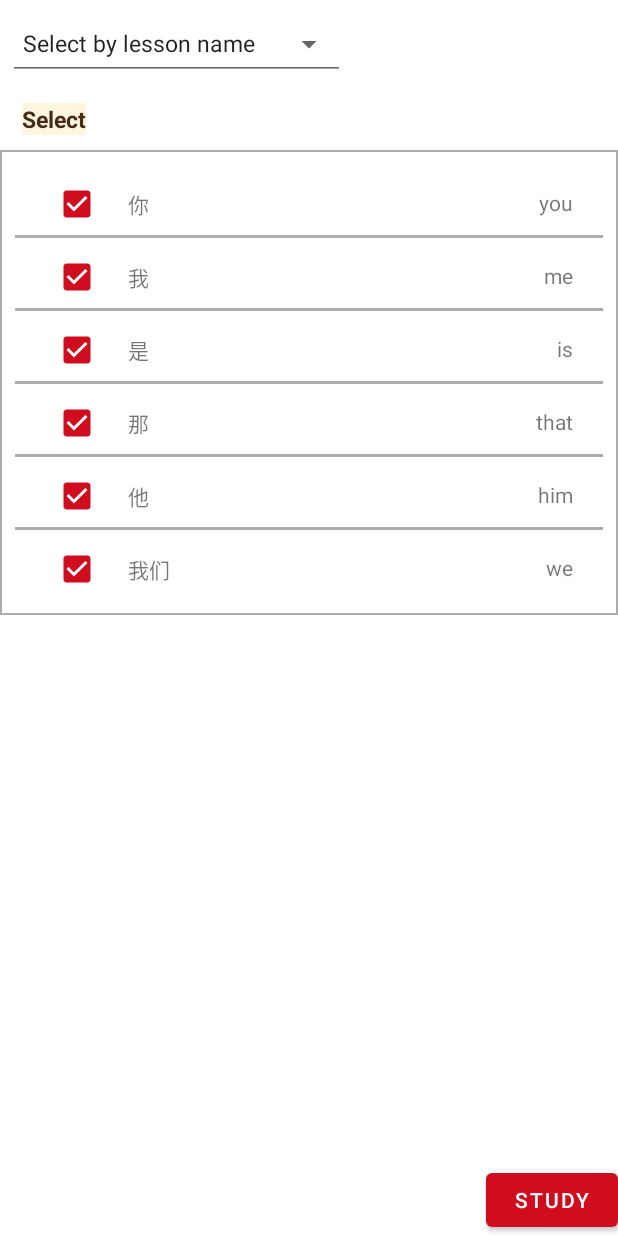
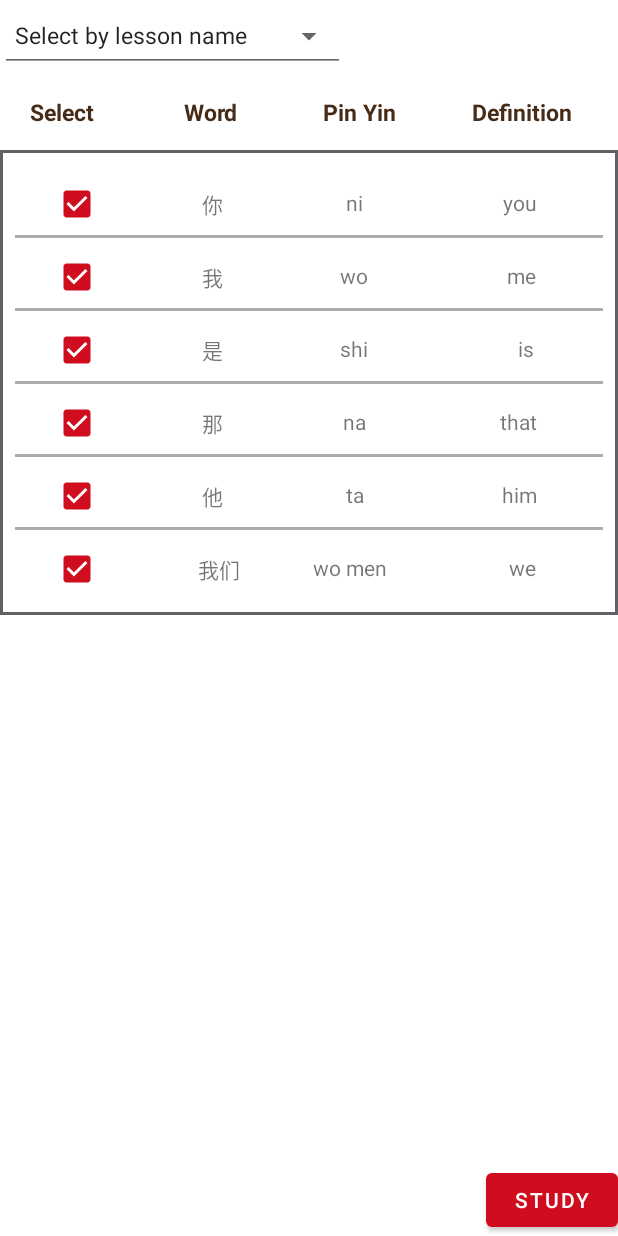
Before and after one commit to MarcusYim/FunFunApp, an Android app: the WordChecklist screen opened directly, with no data from a screen before it, on a phone screen of 412 x 824 dp. Run offline under Robolectric (Android 15) with nearby library versions, the phone set to English and light mode, and no system bars.

Commit message:
Added pinyin label

```diff
--- a/app/src/main/java/com/marcus/funfunapp/VarHolder.java
+++ b/app/src/main/java/com/marcus/funfunapp/VarHolder.java
@@ -6,6 +6,7 @@ public class VarHolder
 {
     final String[] words = new String[] {"你", "我", "是", "那", "他", "我们"};
     final String[] defs = new String[] {"you", "me", "is", "that", "him", "we"};
+    final String[] pins = new String[] {"ni", "wo", "shi", "na", "ta", "wo men"};
 
     public String[] getWords()
     {
@@ -16,4 +17,9 @@ public class VarHolder
     {
         return defs;
     }
+
+    public String[] getPins()
+    {
+        return pins;
+    }
 }
--- a/app/src/main/java/com/marcus/funfunapp/WordChecklist.java
+++ b/app/src/main/java/com/marcus/funfunapp/WordChecklist.java
@@ -20,8 +20,7 @@ import java.util.Arrays;
 public class WordChecklist extends AppCompatActivity
 {
     ListView simpleListView;
-    String[] wordArr;
-    String[] defArr;
+    String[] wordArr, defArr, pinArr;
 
     WordsAdapter wordsAdapter;
 
@@ -31,6 +30,7 @@ public class WordChecklist extends AppCompatActivity
     //defining elements to be displayed
     ArrayList<String> wordList = new ArrayList<String>();
     ArrayList<String> defList = new ArrayList<String>();
+    ArrayList<String> pinList = new ArrayList<String>();
 
     protected void onCreate(Bundle savedInstanceState)
     {
@@ -39,9 +39,6 @@ public class WordChecklist extends AppCompatActivity
 
         initCustomView();
         initDropdownMenu();
-
-        TextView textView = findViewById(R.id.checklist_select);
-        textView.setBackgroundColor(getResources().getColor(R.color.text_back));
     }
 
     private void initCustomView()
@@ -49,16 +46,18 @@ public class WordChecklist extends AppCompatActivity
         VarHolder var = new VarHolder();
         wordArr = var.getWords();
         defArr = var.getDefs();
+        pinArr = var.getPins();
 
         //change this
         wordList.addAll(Arrays.asList(wordArr));
         defList.addAll(Arrays.asList(defArr));
+        pinList.addAll(Arrays.asList(pinArr));
 
         //identify page to display on
         simpleList = (ListView) findViewById(R.id.simpleListView);
 
         //create and set custom adapter
-        wordsAdapter = new WordsAdapter(this, R.layout.item_view, wordList, defList);
+        wordsAdapter = new WordsAdapter(this, R.layout.item_view, wordList, defList, pinList);
         simpleList.setAdapter(wordsAdapter);
 
         studyButton = findViewById(R.id.study_button);
--- a/app/src/main/java/com/marcus/funfunapp/WordsAdapter.java
+++ b/app/src/main/java/com/marcus/funfunapp/WordsAdapter.java
@@ -1,33 +1,31 @@
 package com.marcus.funfunapp;
 
-import android.content.ClipData;
 import android.content.Context;
-import android.util.Log;
 import android.view.LayoutInflater;
 import android.view.View;
 import android.view.ViewGroup;
 import android.widget.ArrayAdapter;
 import android.widget.CheckBox;
 import android.widget.CompoundButton;
-import android.widget.ImageView;
 import android.widget.TextView;
 
 import java.util.ArrayList;
-import java.util.HashMap;
 import java.util.List;
 
 public class WordsAdapter extends ArrayAdapter<String>
 {
     List<String> wordList = new ArrayList<>();
     List<String> defList = new ArrayList<>();
+    List<String> pinList = new ArrayList<>();
     boolean[] checkedHolder;
 
-    public WordsAdapter(Context context, int textViewResourceId, List<String> wordObjects, List<String> defObjects)
+    public WordsAdapter(Context context, int textViewResourceId, List<String> wordObjects, List<String> defObjects, List<String> pinObjects)
     {
         super(context, textViewResourceId, wordObjects);
 
         wordList = wordObjects;
         defList = defObjects;
+        pinList = pinObjects;
 
         createCheckedHolder();
     }
@@ -52,6 +50,9 @@ public class WordsAdapter extends ArrayAdapter<String>
 
         TextView defView = (TextView) v.findViewById(R.id.defView);
         defView.setText(defList.get(position));
+
+        TextView pinView = (TextView) v.findViewById(R.id.pinView);
+        pinView.setText(pinList.get(position));
 
         CheckBox checkBox = (CheckBox) v.findViewById(R.id.checkBox);
         checkBox.setChecked(checkedHolder[position]);
--- a/app/src/main/res/drawable/border.xml
+++ b/app/src/main/res/drawable/border.xml
@@ -1,6 +1,6 @@
 <?xml version="1.0" encoding="utf-8"?>
 <shape xmlns:android="http://schemas.android.com/apk/res/android" android:shape="rectangle" >
     <solid android:color="@android:color/white" />
-    <stroke android:width="1dip" android:color="@color/grey_dark"/>
+    <stroke android:width="2dp" android:color="@color/text_grey"/>
     <padding android:bottom="10dp" android:left="10dp" android:right="10dp" android:top="10dp"/>
 </shape>
--- a/app/src/main/res/layout/item_view.xml
+++ b/app/src/main/res/layout/item_view.xml
@@ -8,27 +8,39 @@
     android:orientation="vertical">
 
     <TextView
-        android:id="@+id/wordView"
-        android:layout_width="0dp"
+        android:id="@+id/pinView"
+        android:layout_width="wrap_content"
         android:layout_height="31dp"
         android:layout_gravity="center"
-        android:layout_marginStart="10dp"
         android:layout_marginTop="15dp"
-        android:layout_marginEnd="20dp"
         app:layout_constraintBottom_toBottomOf="parent"
-        app:layout_constraintEnd_toStartOf="@+id/defView"
-        app:layout_constraintStart_toEndOf="@+id/checkBox"
+        app:layout_constraintEnd_toEndOf="parent"
+        app:layout_constraintHorizontal_bias="0.58"
+        app:layout_constraintStart_toStartOf="parent"
         app:layout_constraintTop_toTopOf="parent"
         app:layout_constraintVertical_bias="0.0" />
 
     <TextView
         android:id="@+id/defView"
-        android:layout_width="0dp"
+        android:layout_width="wrap_content"
         android:layout_height="31dp"
         android:layout_marginTop="15dp"
-        android:layout_marginEnd="20dp"
         app:layout_constraintBottom_toBottomOf="parent"
         app:layout_constraintEnd_toEndOf="parent"
+        app:layout_constraintHorizontal_bias="0.88"
+        app:layout_constraintStart_toStartOf="parent"
+        app:layout_constraintTop_toTopOf="parent"
+        app:layout_constraintVertical_bias="0.0" />
+
+    <TextView
+        android:id="@+id/wordView"
+        android:layout_width="wrap_content"
+        android:layout_height="31dp"
+        android:layout_marginTop="15dp"
+        app:layout_constraintBottom_toBottomOf="parent"
+        app:layout_constraintEnd_toEndOf="parent"
+        app:layout_constraintHorizontal_bias="0.19"
+        app:layout_constraintStart_toEndOf="@+id/checkBox"
         app:layout_constraintTop_toTopOf="parent"
         app:layout_constraintVertical_bias="0.0" />
 
--- a/app/src/main/res/layout/word_checklist.xml
+++ b/app/src/main/res/layout/word_checklist.xml
@@ -25,6 +25,7 @@
             app:layout_constraintStart_toStartOf="parent"
             app:layout_constraintTop_toTopOf="parent"
             app:layout_constraintVertical_bias="1.0" />
+
     </androidx.constraintlayout.widget.ConstraintLayout>
 
         <ListView
@@ -46,17 +47,64 @@
         android:layout_height="match_parent">
 
         <TextView
+            android:id="@+id/checklist_select4"
+            android:layout_width="60dp"
+            android:layout_height="47dp"
+            android:layout_marginTop="4dp"
+            android:gravity="center"
+            android:text="Word"
+            android:textColor="@color/brown"
+            android:textSize="15dp"
+            android:textStyle="bold"
+            app:layout_constraintBottom_toBottomOf="parent"
+            app:layout_constraintEnd_toEndOf="parent"
+            app:layout_constraintHorizontal_bias="0.12"
+            app:layout_constraintStart_toEndOf="@+id/checklist_select"
+            app:layout_constraintTop_toBottomOf="@+id/textInputLayout"
+            app:layout_constraintVertical_bias="0.0" />
+
+        <TextView
+            android:id="@+id/checklist_select3"
+            android:layout_width="89dp"
+            android:layout_height="47dp"
+            android:layout_marginTop="4dp"
+            android:gravity="center"
+            android:text="Definition"
+            android:textColor="@color/brown"
+            android:textSize="15dp"
+            android:textStyle="bold"
+            app:layout_constraintEnd_toEndOf="parent"
+            app:layout_constraintStart_toEndOf="@+id/checklist_select2"
+            app:layout_constraintTop_toBottomOf="@+id/textInputLayout" />
+
+        <TextView
+            android:id="@+id/checklist_select2"
+            android:layout_width="89dp"
+            android:layout_height="47dp"
+            android:layout_marginTop="4dp"
+            android:gravity="center"
+            android:text="Pin Yin"
+            android:textColor="@color/brown"
+            android:textSize="15dp"
+            android:textStyle="bold"
+            app:layout_constraintEnd_toEndOf="parent"
+            app:layout_constraintHorizontal_bias="0.16"
+            app:layout_constraintStart_toEndOf="@+id/checklist_select4"
+            app:layout_constraintTop_toBottomOf="@+id/textInputLayout" />
+
+        <TextView
             android:id="@+id/checklist_select"
-            android:layout_width="wrap_content"
-            android:layout_height="wrap_content"
-            android:layout_marginTop="15dp"
+            android:layout_width="70dp"
+            android:layout_height="47dp"
+            android:layout_marginTop="4dp"
+            android:gravity="center"
             android:text="Select"
             android:textColor="@color/brown"
             android:textSize="15dp"
             android:textStyle="bold"
             app:layout_constraintBottom_toBottomOf="parent"
             app:layout_constraintEnd_toEndOf="parent"
-            app:layout_constraintHorizontal_bias="0.04"
+            app:layout_constraintHorizontal_bias="0.02"
             app:layout_constraintStart_toStartOf="parent"
             app:layout_constraintTop_toBottomOf="@+id/textInputLayout"
             app:layout_constraintVertical_bias="0.0" />
@@ -66,8 +114,8 @@
             style="@style/Widget.MaterialComponents.TextInputLayout.OutlinedBox.ExposedDropdownMenu"
             android:layout_width="230dp"
             android:layout_height="wrap_content"
+            android:layout_marginTop="-6dp"
             android:theme="@style/changeBackgroundColor"
-            android:paddingLeft="5dp"
             app:layout_constraintStart_toStartOf="parent"
             app:layout_constraintTop_toTopOf="parent">
 
@@ -78,8 +126,8 @@
                 android:layout_weight="1"
                 android:inputType="none"
                 android:paddingLeft="10dp"
-                android:textSize="15dp"
-                android:text="Select by lesson name" />
+                android:text="Select by lesson name"
+                android:textSize="15dp" />
         </com.google.android.material.textfield.TextInputLayout>
     </androidx.constraintlayout.widget.ConstraintLayout>
 
```
